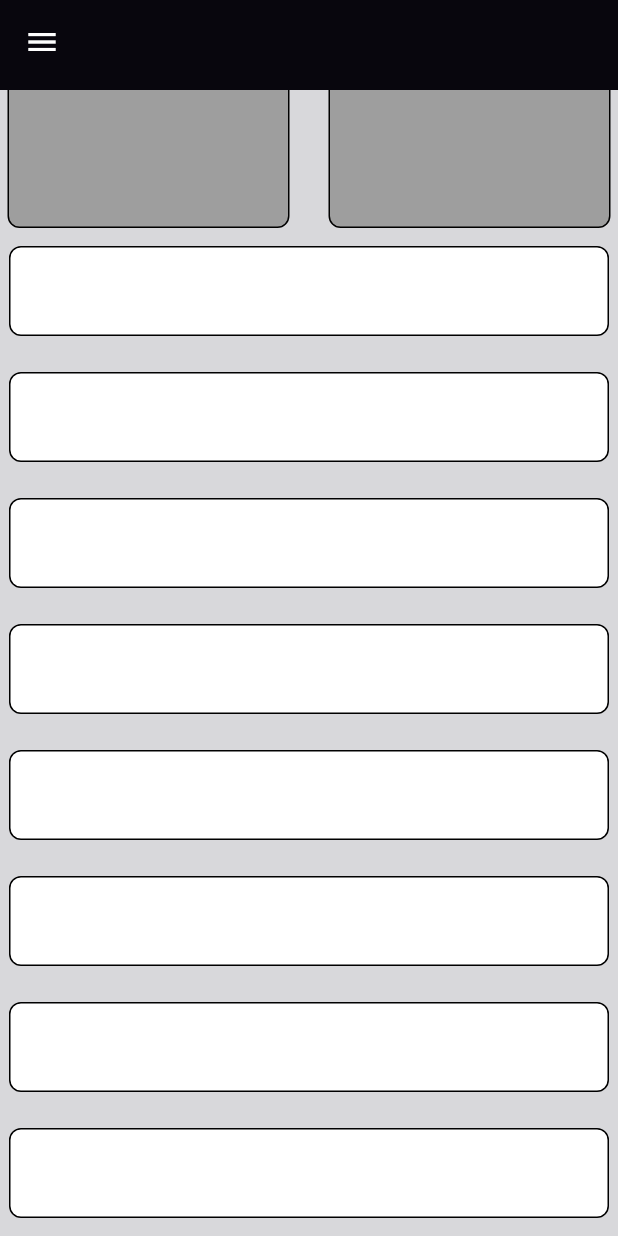
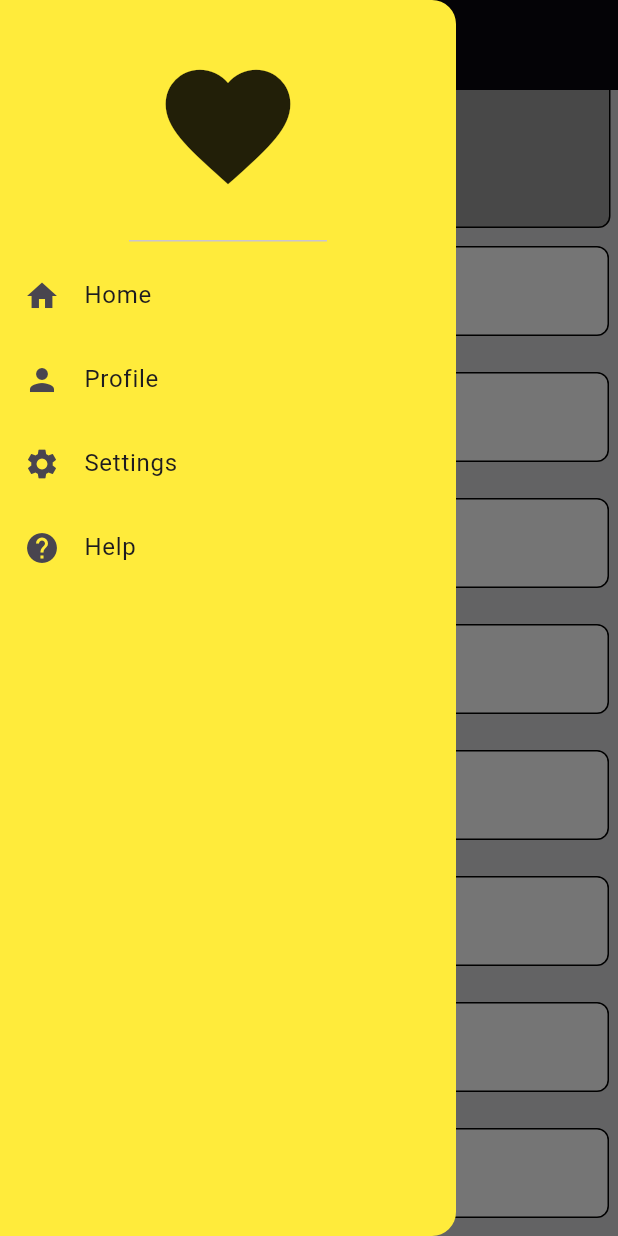
Before and after one commit to OmarGamalDev/responsive_and_adaptive_ui, a Flutter app: the screen it shows after launch, scrolled down 336 dp, after a tap on the "menu" icon, on a phone screen of 412 x 824 dp. Run offline on Flutter 3.47's test engine with Material 3 defaults, Android fonts, the phone set to English and light mode, and no system bars.

Commit message:
Refactor AdaptiveView to use StatefulWidget; implement CustomAppBar and CustomDrawer with DrawerItemModel

```diff
--- a/lib/Practice in Adaptive Ui/adaptive_view.dart
+++ b/lib/Practice in Adaptive Ui/adaptive_view.dart
@@ -1,34 +1,29 @@
 import 'package:flutter/material.dart';
 import 'package:responsive_and_adaptive_ui/Practice%20in%20Adaptive%20Ui/widgets/adaptive_view_body.dart';
+import 'package:responsive_and_adaptive_ui/Practice%20in%20Adaptive%20Ui/widgets/appBar%20and%20Drawer/custom_app_bar.dart';
+import 'package:responsive_and_adaptive_ui/Practice%20in%20Adaptive%20Ui/widgets/appBar%20and%20Drawer/custom_drawer.dart';
 
-class AdaptiveView extends StatelessWidget {
+class AdaptiveView extends StatefulWidget {
   const AdaptiveView({super.key});
+
+  @override
+  State<AdaptiveView> createState() => _AdaptiveViewState();
+}
+
+class _AdaptiveViewState extends State<AdaptiveView> {
+  GlobalKey<ScaffoldState> scaffoldKey = GlobalKey();
 
   @override
   Widget build(BuildContext context) {
     return Scaffold(
+      key: scaffoldKey,
       backgroundColor: Color(0xffD8D8DB),
       appBar: PreferredSize(
         preferredSize: const Size.fromHeight(60),
-        child: const CustomAppBar(),
+        child: CustomAppBar(scaffoldKey: scaffoldKey),
       ),
-      drawer: Drawer(),
+      drawer: const CustomDrawer(),
       body: AdaptiveViewBody(),
     );
   }
 }
-
-class CustomAppBar extends StatelessWidget {
-  const CustomAppBar({super.key});
-
-  @override
-  Widget build(BuildContext context) {
-    return AppBar(
-      backgroundColor: Colors.black,
-      leading: IconButton(
-        onPressed: () {},
-        icon: Icon(Icons.menu, color: Colors.white),
-      ),
-    );
-  }
-}
--- /dev/null
+++ b/lib/Practice in Adaptive Ui/models/drawer_item_model.dart
@@ -0,0 +1,8 @@
+import 'package:flutter/material.dart';
+
+class DrawerItemModel {
+  final String title;
+  final IconData icon;
+
+  DrawerItemModel({required this.title, required this.icon});
+}
--- /dev/null
+++ b/lib/Practice in Adaptive Ui/widgets/appBar and Drawer/custom_app_bar.dart
@@ -0,0 +1,19 @@
+import 'package:flutter/material.dart';
+
+class CustomAppBar extends StatelessWidget {
+  const CustomAppBar({super.key, required this.scaffoldKey});
+  final GlobalKey<ScaffoldState> scaffoldKey;
+
+  @override
+  Widget build(BuildContext context) {
+    return AppBar(
+      backgroundColor: Colors.black,
+      leading: IconButton(
+        onPressed: () {
+          scaffoldKey.currentState!.openDrawer();
+        },
+        icon: Icon(Icons.menu, color: Colors.white),
+      ),
+    );
+  }
+}
--- /dev/null
+++ b/lib/Practice in Adaptive Ui/widgets/appBar and Drawer/custom_drawer.dart
@@ -0,0 +1,31 @@
+import 'package:flutter/material.dart';
+import 'package:responsive_and_adaptive_ui/Practice%20in%20Adaptive%20Ui/models/drawer_item_model.dart';
+import 'package:responsive_and_adaptive_ui/Practice%20in%20Adaptive%20Ui/widgets/appBar%20and%20Drawer/custom_drawer_item.dart';
+
+class CustomDrawer extends StatelessWidget {
+  const CustomDrawer({super.key});
+
+  @override
+  Widget build(BuildContext context) {
+    return Drawer(
+      backgroundColor: Colors.yellow,
+      child: Column(
+        children: [
+          DrawerHeader(child: Icon(Icons.favorite, size: 100)),
+          CustomDrawerItem(
+            itemModel: DrawerItemModel(title: 'Home', icon: Icons.home),
+          ),
+          CustomDrawerItem(
+            itemModel: DrawerItemModel(title: 'Profile', icon: Icons.person),
+          ),
+          CustomDrawerItem(
+            itemModel: DrawerItemModel(title: 'Settings', icon: Icons.settings),
+          ),
+          CustomDrawerItem(
+            itemModel: DrawerItemModel(title: 'Help', icon: Icons.help),
+          ),
+        ],
+      ),
+    );
+  }
+}
--- /dev/null
+++ b/lib/Practice in Adaptive Ui/widgets/appBar and Drawer/custom_drawer_item.dart
@@ -0,0 +1,15 @@
+import 'package:flutter/material.dart';
+import 'package:responsive_and_adaptive_ui/Practice%20in%20Adaptive%20Ui/models/drawer_item_model.dart';
+
+class CustomDrawerItem extends StatelessWidget {
+  const CustomDrawerItem({super.key, required this.itemModel});
+  final DrawerItemModel itemModel;
+
+  @override
+  Widget build(BuildContext context) {
+    return ListTile(
+      leading: Icon(itemModel.icon),
+      title: Text(itemModel.title),
+    );
+  }
+}
```
